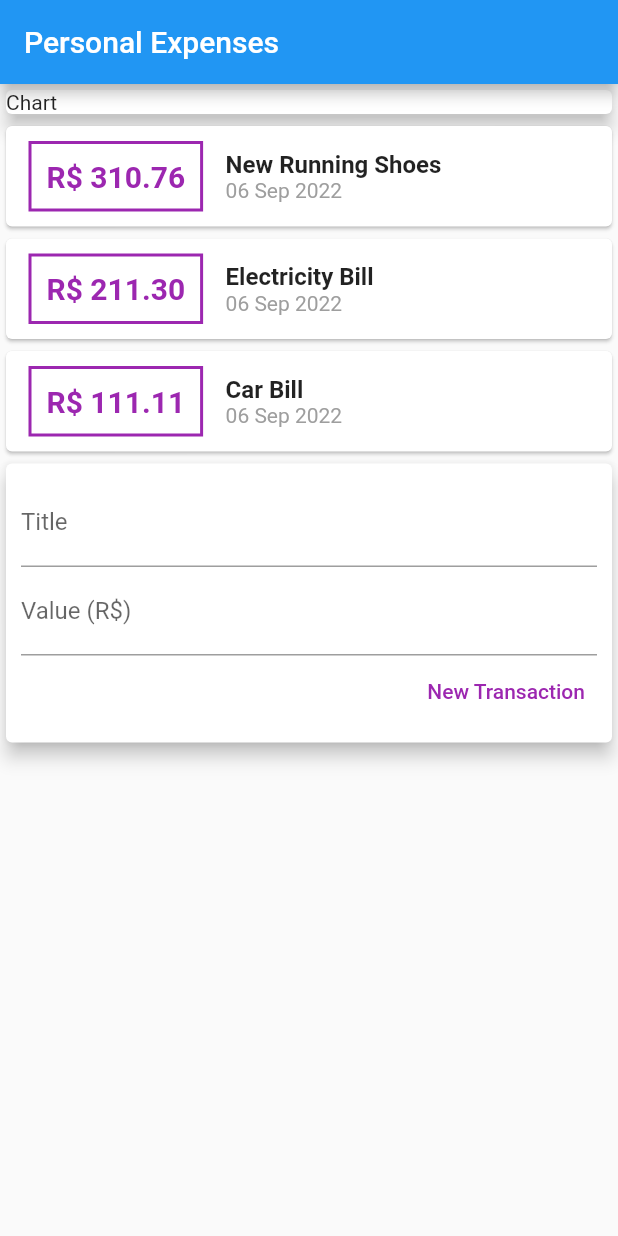
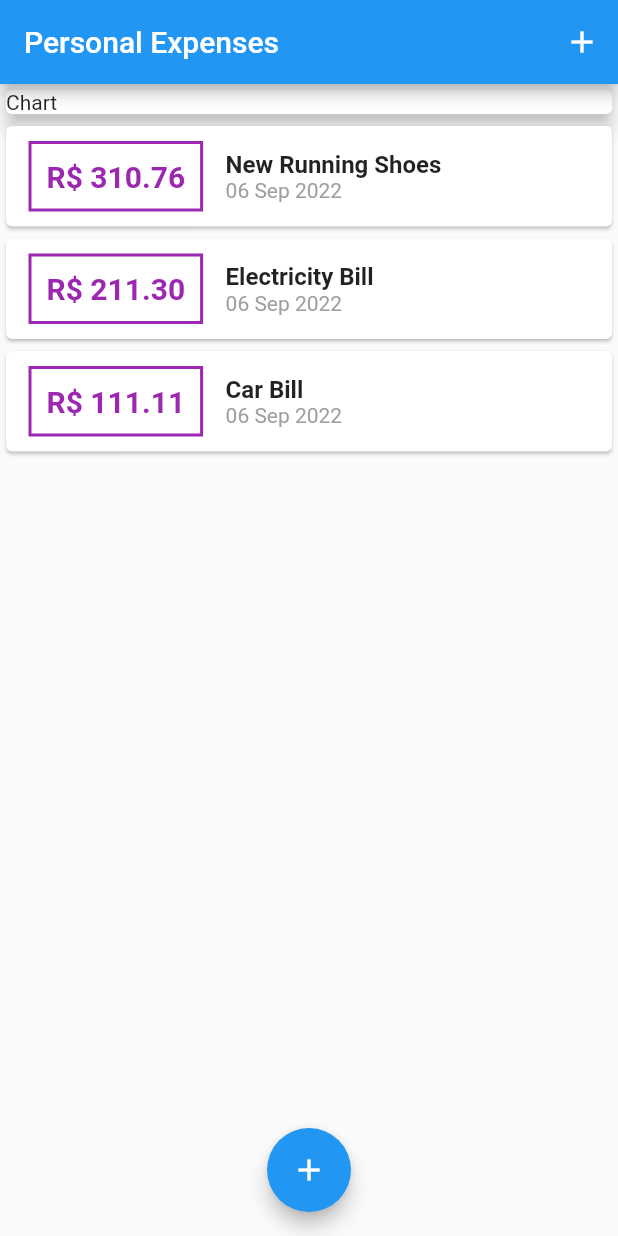
Before and after one commit to caiovcruz/expenses, a Flutter app: the screen it shows after launch, on a phone screen of 412 x 824 dp. Run offline on Flutter 3.47's test engine with Material 2 defaults, Android fonts, the phone set to English and light mode, and no system bars.

Commit message:
Adding responsiveness. Creating function to show transaction form modal and implementing on appBar button and floating action button

```diff
--- a/lib/components/transaction_form.dart
+++ b/lib/components/transaction_form.dart
@@ -1,4 +1,5 @@
 import 'package:flutter/material.dart';
+import 'package:flutter/services.dart';
 
 class TransactionForm extends StatelessWidget {
   TransactionForm({Key? key, required this.onSubmit}) : super(key: key);
@@ -7,6 +8,18 @@ class TransactionForm extends StatelessWidget {
   final valueController = TextEditingController();
 
   final void Function(String, double) onSubmit;
+
+  _submitForm() {
+    final title = titleController.text;
+    final value = double.tryParse(valueController.text) ?? 0.0;
+
+    if (title.isEmpty || value <= 0) {
+      FocusManager.instance.primaryFocus?.unfocus();
+      return;
+    }
+
+    onSubmit(title, value);
+  }
 
   @override
   Widget build(BuildContext context) {
@@ -24,6 +37,8 @@ class TransactionForm extends StatelessWidget {
             ),
             TextField(
               controller: valueController,
+              keyboardType:
+                  const TextInputType.numberWithOptions(decimal: true),
               decoration: const InputDecoration(
                 labelText: 'Value (R\$)',
               ),
@@ -35,13 +50,8 @@ class TransactionForm extends StatelessWidget {
                   style: TextButton.styleFrom(
                     primary: Colors.purple,
                   ),
+                  onPressed: _submitForm,
                   child: const Text('New Transaction'),
-                  onPressed: () {
-                    final title = titleController.text;
-                    final value = double.tryParse(valueController.text) ?? 0.0;
-
-                    onSubmit(title, value);
-                  },
                 ),
               ],
             ),
--- a/lib/components/transaction_list.dart
+++ b/lib/components/transaction_list.dart
@@ -11,12 +11,17 @@ class TransactionList extends StatelessWidget {
 
   @override
   Widget build(BuildContext context) {
-    return Column(
-      children: transactions.map((tr) {
+    return SizedBox(
+      height: 300,
+      child: ListView.builder(
+        itemCount: transactions.length,
+        itemBuilder: (context, index) {
+          final tr = transactions[index];
           return Card(
             child: Row(children: [
               Container(
-              margin: const EdgeInsets.symmetric(horizontal: 15, vertical: 10),
+                margin:
+                    const EdgeInsets.symmetric(horizontal: 15, vertical: 10),
                 decoration: BoxDecoration(
                   border: Border.all(
                     color: Colors.purple,
@@ -53,7 +58,8 @@ class TransactionList extends StatelessWidget {
               )
             ]),
           );
-      }).toList(),
+        },
+      ),
     );
   }
 }
--- a/lib/components/transaction_user.dart
+++ /dev/null
@@ -1,64 +0,0 @@
-import 'dart:math';
-
-import 'package:flutter/cupertino.dart';
-
-import '../models/transaction.dart';
-import './transaction_form.dart';
-import './transaction_list.dart';
-
-class TransactionUser extends StatefulWidget {
-  const TransactionUser({Key? key}) : super(key: key);
-
-  @override
-  State<TransactionUser> createState() => _TransactionUserState();
-}
-
-class _TransactionUserState extends State<TransactionUser> {
-  final _transactions = [
-    Transaction(
-      id: 't1',
-      title: 'New Running Shoes',
-      value: 310.76,
-      date: DateTime.now(),
-    ),
-    Transaction(
-      id: 't2',
-      title: 'Electricity Bill',
-      value: 211.30,
-      date: DateTime.now(),
-    ),
-    Transaction(
-      id: 't3',
-      title: 'Car Bill',
-      value: 111.11,
-      date: DateTime.now(),
-    ),
-  ];
-
-  _addTransaction(String title, double value) {
-    final newTransaction = Transaction(
-      id: Random().nextDouble().toString(),
-      title: title,
-      value: value,
-      date: DateTime.now(),
-    );
-
-    setState(() {
-      _transactions.add(newTransaction);
-    });
-  }
-
-  @override
-  Widget build(BuildContext context) {
-    return Column(
-      children: [
-        TransactionList(
-          transactions: _transactions,
-        ),
-        TransactionForm(
-          onSubmit: _addTransaction,
-        ),
-      ],
-    );
-  }
-}
--- a/lib/main.dart
+++ b/lib/main.dart
@@ -1,6 +1,10 @@
+import 'dart:math';
+
+import 'package:expenses/components/transaction_form.dart';
 import 'package:flutter/material.dart';
 
-import 'components/transaction_user.dart';
+import 'components/transaction_list.dart';
+import 'models/transaction.dart';
 
 main() => runApp(const ExpensesApp());
 
@@ -15,25 +19,93 @@ class ExpensesApp extends StatelessWidget {
   }
 }
 
-class MyHomePage extends StatelessWidget {
+class MyHomePage extends StatefulWidget {
   const MyHomePage({Key? key}) : super(key: key);
+
+  @override
+  State<MyHomePage> createState() => _MyHomePageState();
+}
+
+class _MyHomePageState extends State<MyHomePage> {
+  final _transactions = [
+    Transaction(
+      id: 't1',
+      title: 'New Running Shoes',
+      value: 310.76,
+      date: DateTime.now(),
+    ),
+    Transaction(
+      id: 't2',
+      title: 'Electricity Bill',
+      value: 211.30,
+      date: DateTime.now(),
+    ),
+    Transaction(
+      id: 't3',
+      title: 'Car Bill',
+      value: 111.11,
+      date: DateTime.now(),
+    ),
+  ];
+
+  _addTransaction(String title, double value) {
+    final newTransaction = Transaction(
+      id: Random().nextDouble().toString(),
+      title: title,
+      value: value,
+      date: DateTime.now(),
+    );
+
+    setState(() {
+      _transactions.add(newTransaction);
+    });
+  }
+
+  _openTransactionModal(BuildContext context) {
+    showModalBottomSheet(
+      context: context,
+      builder: (context) {
+        return TransactionForm(onSubmit: _addTransaction);
+      },
+    );
+  }
 
   @override
   Widget build(BuildContext context) {
     return Scaffold(
       appBar: AppBar(
         title: const Text('Personal Expenses'),
-      ),
-      body: Column(
-        crossAxisAlignment: CrossAxisAlignment.stretch,
-        children: const [
-          Card(
-            elevation: 5,
-            child: Text('Chart'),
-          ),
-          TransactionUser(),
+        actions: [
+          IconButton(
+            icon: const Icon(Icons.add),
+            onPressed: () => _openTransactionModal(context),
+          )
         ],
       ),
+      body: SingleChildScrollView(
+        child: Column(
+          crossAxisAlignment: CrossAxisAlignment.stretch,
+          children: [
+            const Card(
+              elevation: 5,
+              child: Text('Chart'),
+            ),
+            Column(
+              children: [
+                TransactionList(
+                  transactions: _transactions,
+                ),
+              ],
+            ),
+          ],
+        ),
+      ),
+      floatingActionButton: FloatingActionButton(
+        elevation: 5,
+        child: const Icon(Icons.add),
+        onPressed: () => _openTransactionModal(context),
+      ),
+      floatingActionButtonLocation: FloatingActionButtonLocation.centerFloat,
     );
   }
 }
```
Lines whose indentation alone changed are shown as unchanged.
